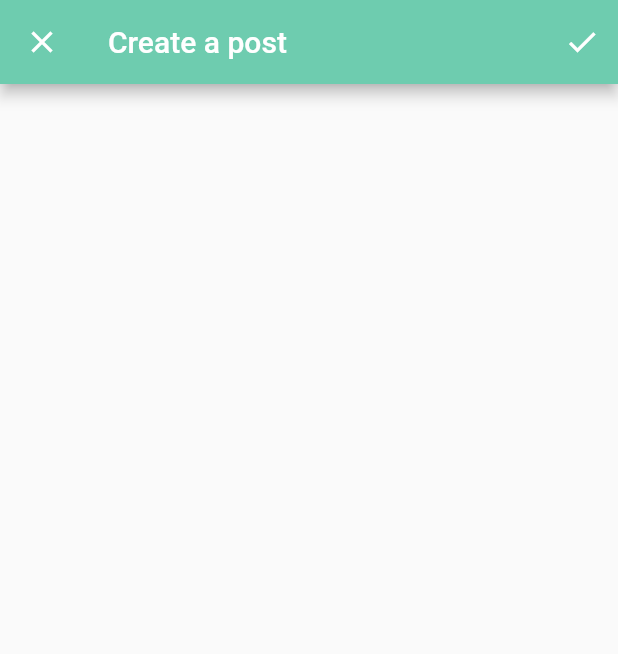
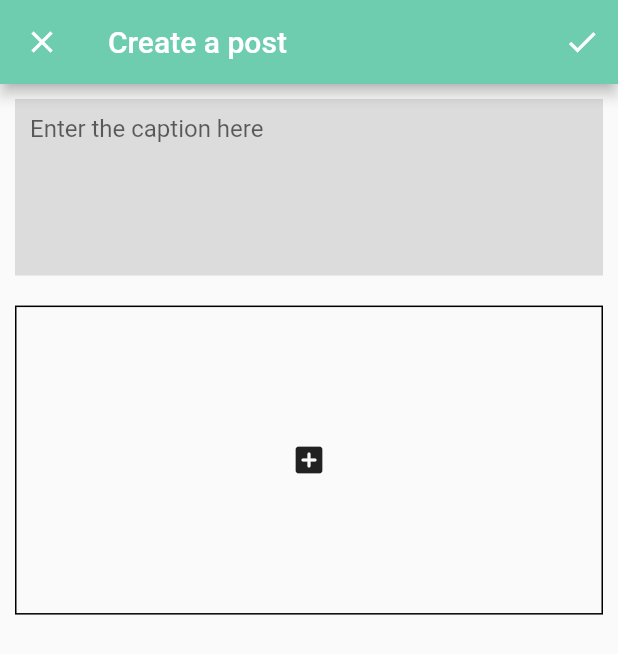
Before and after one commit to sankhlaofficial/didkyo, a Flutter app: the PostFormPage screen opened directly, on a phone screen of 412 x 824 dp. Shown: the top 654 px of the screen. Run offline on Flutter 3.47's test engine with Material 2 defaults, Android fonts, the phone set to English and light mode, and no system bars; our stand-ins replace awesome_snackbar_content, bloc, cloud_firestore, dartz, firebase_auth, firebase_core and 10 more; accounts and stored records are empty.

Commit message:
Image and caption fields added in post form

```diff
--- a/lib/infrastructure/auth/firebase_auth_facade.dart
+++ b/lib/infrastructure/auth/firebase_auth_facade.dart
@@ -71,6 +71,7 @@ class FirebaseAuthFacade implements IAuthFacade {
       return _firebaseAuth
           .signInWithCredential(authCredential)
           .then((value) => right(unit));
+      //ToDo: Replace with FirebaseException
     } on PlatformException catch (_) {
       return left(const AuthFailure.serverError());
     }
--- a/lib/presentation/posts/post_form/post_form_page.dart
+++ b/lib/presentation/posts/post_form/post_form_page.dart
@@ -1,7 +1,10 @@
 import 'package:awesome_snackbar_content/awesome_snackbar_content.dart';
+import 'package:dartz/dartz.dart';
 import 'package:didkyo/application/posts/post_form/post_form_bloc.dart';
 import 'package:didkyo/domain/posts/post.dart';
 import 'package:didkyo/injection.dart';
+import 'package:didkyo/presentation/posts/post_form/widgets/caption_field_widget.dart';
+import 'package:didkyo/presentation/posts/post_form/widgets/image_field_widget.dart';
 import 'package:flutter/material.dart';
 import 'package:flutter_bloc/flutter_bloc.dart';
 import 'package:get/get.dart';
@@ -13,7 +16,8 @@ class PostFormPage extends StatelessWidget {
   @override
   Widget build(BuildContext context) {
     return BlocProvider(
-      create: (context) => getIt<PostFormBloc>(),
+      create: (context) => getIt<PostFormBloc>()
+        ..add(PostFormEvent.initialized(optionOf(editedPost))),
       child: BlocConsumer<PostFormBloc, PostFormState>(
         listenWhen: (p, c) =>
             p.savePostFailureOrSuccessOption !=
@@ -127,7 +131,23 @@ class PostFormPageScaffold extends StatelessWidget {
           builder: (context, state) {
             return Text(state.isEditing ? 'Edit the post' : 'Create a post');
           },
-          )),
+        ),
+      ),
+      body: BlocBuilder<PostFormBloc, PostFormState>(
+        condition: (p, c) => p.showErrorMessages != c.showErrorMessages,
+        builder: (context, state) {
+          return Form(
+            autovalidateMode: state.showErrorMessages
+                ? AutovalidateMode.onUserInteraction
+                : AutovalidateMode.disabled,
+            child: SingleChildScrollView(
+              child: Column(
+                children: [CaptionField(), ImageField()],
+              ),
+            ),
+          );
+        },
+      ),
     );
   }
 }
--- /dev/null
+++ b/lib/presentation/posts/post_form/widgets/caption_field_widget.dart
@@ -0,0 +1,59 @@
+import 'package:didkyo/application/posts/post_form/post_form_bloc.dart';
+import 'package:didkyo/domain/posts/value_objects.dart';
+import 'package:flutter/material.dart';
+import 'package:flutter_bloc/flutter_bloc.dart';
+import 'package:flutter_hooks/flutter_hooks.dart';
+
+class CaptionField extends HookWidget {
+  @override
+  Widget build(BuildContext context) {
+    final textEditingController = useTextEditingController();
+    Size size = MediaQuery.of(context).size;
+    return BlocListener<PostFormBloc, PostFormState>(
+      condition: (p, c) => p.isEditing != c.isEditing,
+      listener: (context, state) {
+        textEditingController.text = state.post.postCaption.getOrCrash();
+      },
+      child: Padding(
+        padding: const EdgeInsets.all(10.0),
+        child: Container(
+          width: size.width,
+          height: size.height / 7,
+          color: Colors.black12,
+          child: TextFormField(
+            controller: textEditingController,
+            decoration: InputDecoration(
+              counterText: '',
+              contentPadding: const EdgeInsets.all(10),
+              hintText: 'Enter the caption here',
+              disabledBorder: InputBorder.none,
+              enabledBorder: InputBorder.none,
+              constraints: BoxConstraints.expand(
+                  width: size.width, height: size.height / 7),
+            ),
+            maxLength: PostCaption.maxLength,
+            minLines: 5,
+            maxLines: 10,
+            onChanged: (value) {
+              context
+                  .bloc<PostFormBloc>()
+                  .add(PostFormEvent.captionChanged(value));
+            },
+            validator: (_) => context
+                .bloc<PostFormBloc>()
+                .state
+                .post
+                .postCaption
+                .value
+                .fold(
+                    (f) => f.maybeMap(
+                        exceedingLength: (f) =>
+                            "Cannot exceed ${f.maxLengthAllowed}",
+                        orElse: () => null),
+                    (r) => null),
+          ),
+        ),
+      ),
+    );
+  }
+}
--- /dev/null
+++ b/lib/presentation/posts/post_form/widgets/image_field_widget.dart
@@ -0,0 +1,76 @@
+import 'dart:developer';
+
+import 'package:didkyo/application/posts/post_form/post_form_bloc.dart';
+import 'package:flutter/material.dart';
+import 'package:flutter_bloc/flutter_bloc.dart';
+import 'package:image_picker/image_picker.dart';
+
+class ImageField extends StatelessWidget {
+  String postImage = '';
+  @override
+  Widget build(BuildContext context) {
+    Size size = MediaQuery.of(context).size;
+    return BlocConsumer<PostFormBloc, PostFormState>(
+        listenWhen: (p, c) => p.isEditing != c.isEditing,
+        listener: (context, state) {
+          postImage = state.post.postImage.getOrCrash();
+        },
+        buildWhen: (p, c) => p.isEditing != c.isEditing,
+        builder: (context, state) {
+          return Padding(
+            padding: const EdgeInsets.all(10),
+            child: Container(
+              decoration: BoxDecoration(
+                border: Border.all(color: Colors.black),
+              ),
+              width: size.width,
+              height: size.height / 4,
+              child: postImage == ""
+                  ? Center(
+                      child: IconButton(
+                        icon: const Icon(Icons.add_box_rounded),
+                        onPressed: () async {
+                          ImagePicker picker = ImagePicker();
+                          final XFile? image = await picker.pickImage(
+                              source: ImageSource.gallery);
+                          if (image != null) {
+                            context
+                                .bloc<PostFormBloc>()
+                                .add(PostFormEvent.imageChanged(image.path));
+                          }
+                        },
+                      ),
+                    )
+                  : Stack(
+                      children: [
+                        Positioned.fill(
+                          child: Image.network(
+                            postImage,
+                          ),
+                        ),
+                        Align(
+                          alignment: Alignment.bottomRight,
+                          child: IconButton(
+                            onPressed: () async {
+                              ImagePicker picker = ImagePicker();
+                              final XFile? image = await picker.pickImage(
+                                  source: ImageSource.gallery);
+                              if (image != null) {
+                                context.bloc<PostFormBloc>().add(
+                                    PostFormEvent.imageChanged(image.path));
+                                log(state.post.postImage.getOrCrash());
+                              }
+                            },
+                            icon: const Icon(
+                              Icons.add_box_rounded,
+                              color: Colors.white,
+                            ),
+                          ),
+                        )
+                      ],
+                    ),
+            ),
+          );
+        });
+  }
+}
--- a/pubspec.yaml
+++ b/pubspec.yaml
@@ -35,6 +35,11 @@ dependencies:
   cloud_firestore: ^4.2.0
   image_picker: ^0.8.6
   rxdart: ^0.23.0
+  flutter_hooks: ^0.18.5+1
+  firebase_storage: ^11.0.8
+
+
+
 
 
 dev_dependencies:
```
Also changed, not shown: lib/infrastructure/core/firebase_injectable_module.dart (+7 -0 lines), lib/infrastructure/posts/posts_repository.dart (+44 -6 lines), lib/presentation/posts/user_posts/widgets/post_card_widget.dart (+23 -6 lines), lib/injection.config.dart, pubspec.lock. Lines whose indentation alone changed are shown as unchanged.
